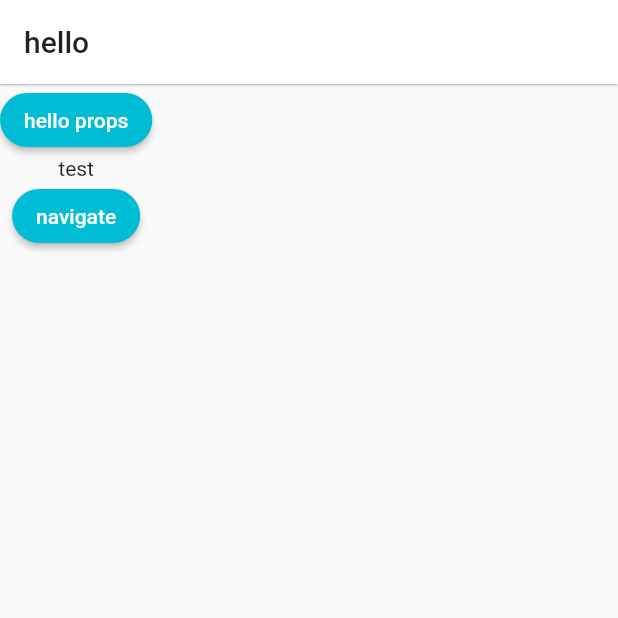
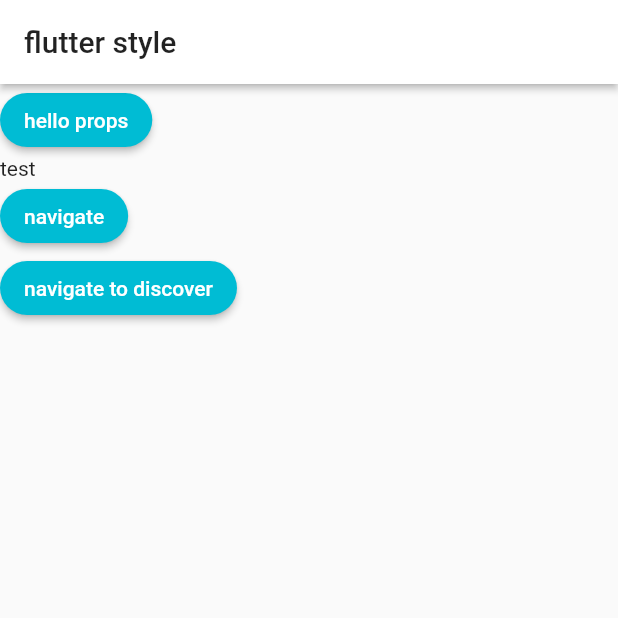
Before and after one commit to murakamiren/flutter_style, a Flutter app: the screen it shows after launch, on a phone screen of 412 x 824 dp, the top half of it. Run offline on Flutter 3.47's test engine with Material 2 defaults, Android fonts, the phone set to English and light mode, and no system bars.

```diff
--- a/lib/views/home.dart
+++ b/lib/views/home.dart
@@ -4,6 +4,7 @@ import 'package:flutter/src/foundation/key.dart';
 import 'package:flutter/src/widgets/framework.dart';
 import 'package:flutter_style/components/custom_btn.dart';
 import 'package:flutter_style/components/text_component.dart';
+import 'package:flutter_style/views/discover.dart';
 import 'package:flutter_style/views/layout.dart';
 
 class HomeView extends StatelessWidget {
@@ -14,14 +15,15 @@ class HomeView extends StatelessWidget {
     return Scaffold(
       appBar: AppBar(
         title: const Text(
-          "hello",
+          "flutter style",
           style: TextStyle(color: Colors.black87),
         ),
-        elevation: .6,
+        elevation: 2,
         backgroundColor: Colors.white,
       ),
       body: SafeArea(
         child: Column(
+          crossAxisAlignment: CrossAxisAlignment.start,
           children: [
             CustomBtn(
               btnTitle: "hello props",
@@ -36,6 +38,14 @@ class HomeView extends StatelessWidget {
                 ),
               ),
             ),
+            CustomBtn(
+              btnTitle: "navigate to discover",
+              onPress: () => Navigator.of(context).push(
+                MaterialPageRoute(
+                  builder: (context) => const DiscoverView(),
+                ),
+              ),
+            ),
           ],
         ),
       ),
```
Also changed, not shown: lib/components/userBox.dart (added, +24 -0 lines), lib/views/discover.dart (added, +27 -0 lines).
